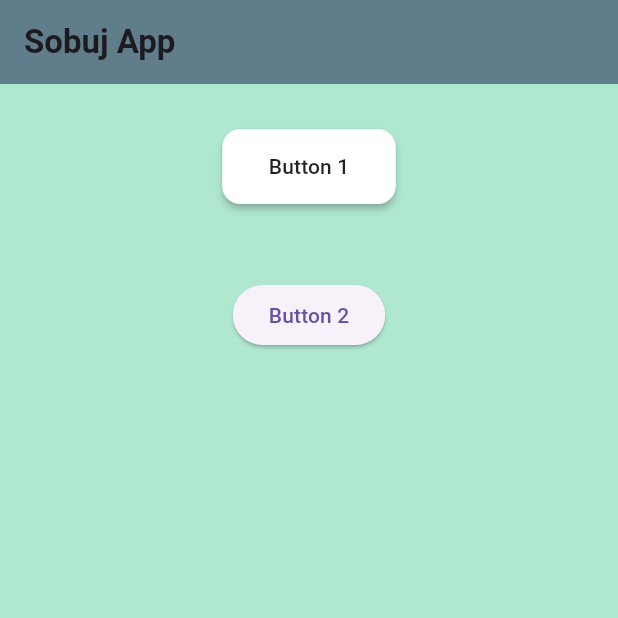
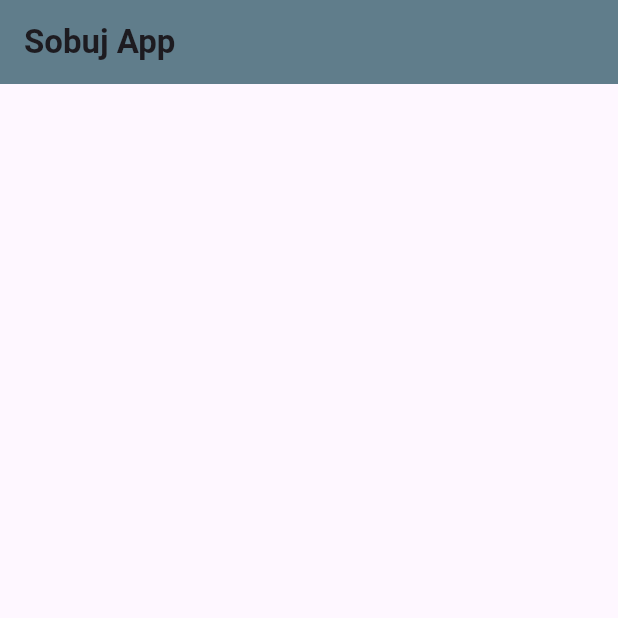
Before and after one commit to bazrul1/pr-apk_3, a Flutter app: the screen it shows after launch, on a phone screen of 412 x 824 dp, the top half of it. Run offline on Flutter 3.47's test engine with Material 3 defaults, Android fonts, the phone set to English and light mode, and no system bars.

```diff
--- a/sobuj/lib/HomePage.dart
+++ b/sobuj/lib/HomePage.dart
@@ -1,6 +1,7 @@
 import 'package:flutter/material.dart';
+import 'package:sobuj/List_vew.dart';
 // import 'package:sobuj/Contenar_Column_Row.dart';
-import 'package:sobuj/button_widget.dart';
+// import 'package:sobuj/button_widget.dart';
 
 
 
@@ -19,7 +20,7 @@ class _HomePageState extends State<HomePage> {
         title: Text("Sobuj App",style: TextStyle(fontWeight:FontWeight.w600)),
         backgroundColor: Colors.blueGrey,
       ),
-      body:ButtonWidget(),
+      body:ListVew(),
     );
   }
 }
--- /dev/null
+++ b/sobuj/lib/List_vew.dart
@@ -0,0 +1,24 @@
+import 'package:flutter/material.dart';
+
+class ListVew extends StatefulWidget {
+  const ListVew({Key? key}) : super(key: key);
+
+  @override
+  _ListVewState createState() => _ListVewState();
+}
+
+class _ListVewState extends State<ListVew> {
+  @override
+  Widget build(BuildContext context) {
+    return Container(
+      height: MediaQuery.of(context).size.height,
+      width: MediaQuery.of(context).size.width,
+      child: Column(
+        children: [
+
+        ],
+      )
+
+    );
+  }
+}
--- a/sobuj/lib/main.dart
+++ b/sobuj/lib/main.dart
@@ -1,10 +1,11 @@
 import 'package:flutter/material.dart';
 import 'package:sobuj/HomePage.dart';
+
 
 void main() {
   runApp(MaterialApp(
     debugShowCheckedModeBanner: false,
     title: "Sobuj App",
-    home: HomePage (),
+    home: HomePage(),
   ));
 }
--- a/sobuj/pubspec.yaml
+++ b/sobuj/pubspec.yaml
@@ -34,6 +34,7 @@ dependencies:
   # The following adds the Cupertino Icons font to your application.
   # Use with the CupertinoIcons class for iOS style icons.
   cupertino_icons: ^1.0.8
+google_fonts: ^6.2.1
 
 dev_dependencies:
   flutter_test:
```
Also changed, not shown: sobuj/lib/text_widget.dart (added, +40 -0 lines).
